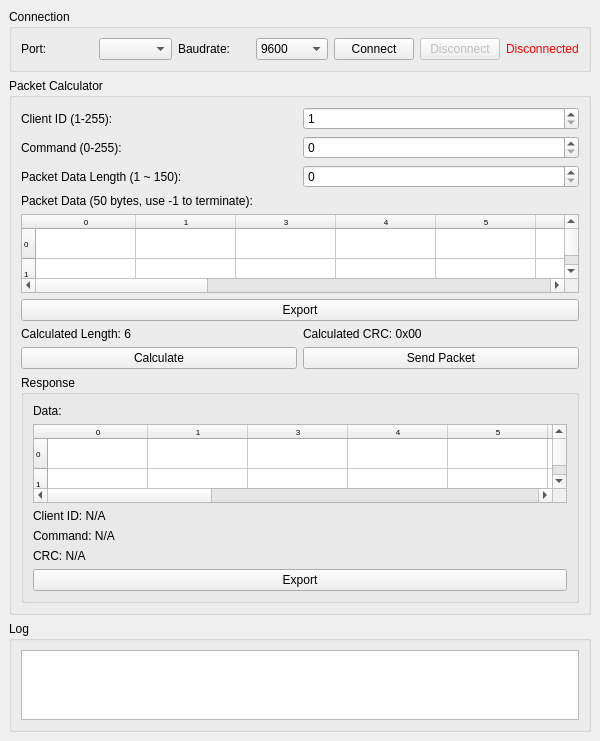
Qt form h6x_dynamic_packet_tools/src/packet_calc_gui.ui (HarvestX/h6x_dynamic_serial_interface) before a commit.
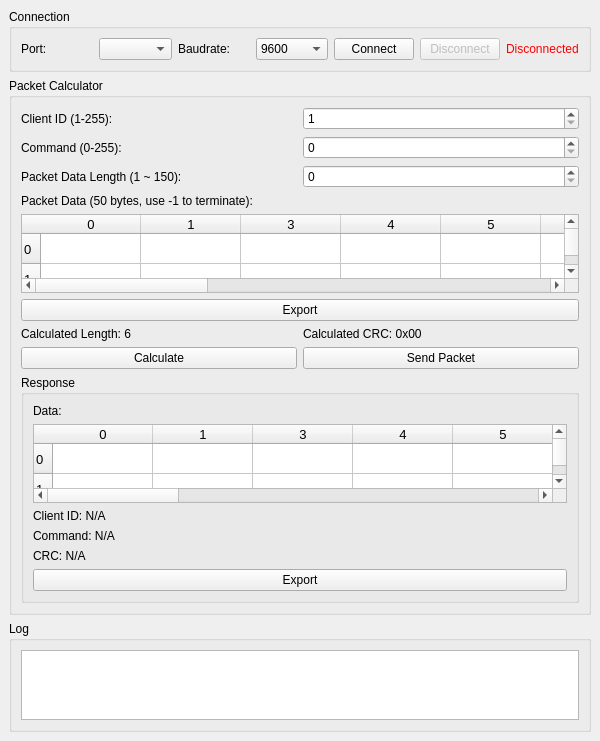
The same form after that commit.

Commit message: Increase table font size to 10pt and configure data tables to 8 columns x 32 rows

What changed in the file:
```diff
--- a/h6x_dynamic_packet_tools/src/packet_calc_gui.ui
+++ b/h6x_dynamic_packet_tools/src/packet_calc_gui.ui
@@ -149,7 +149,7 @@
            <widget class="QTableWidget" name="responseDataTableWidget">
             <property name="font">
              <font>
-              <pointsize>6</pointsize>
+              <pointsize>10</pointsize>
              </font>
             </property>
             <property name="sizeAdjustPolicy">
@@ -255,7 +255,7 @@
         <widget class="QTableWidget" name="packetDataTableWidget">
          <property name="font">
           <font>
-           <pointsize>6</pointsize>
+           <pointsize>10</pointsize>
           </font>
          </property>
          <property name="sizeAdjustPolicy">
```
Lines whose indentation alone changed are shown as unchanged. The commit also changes 1 other file.
